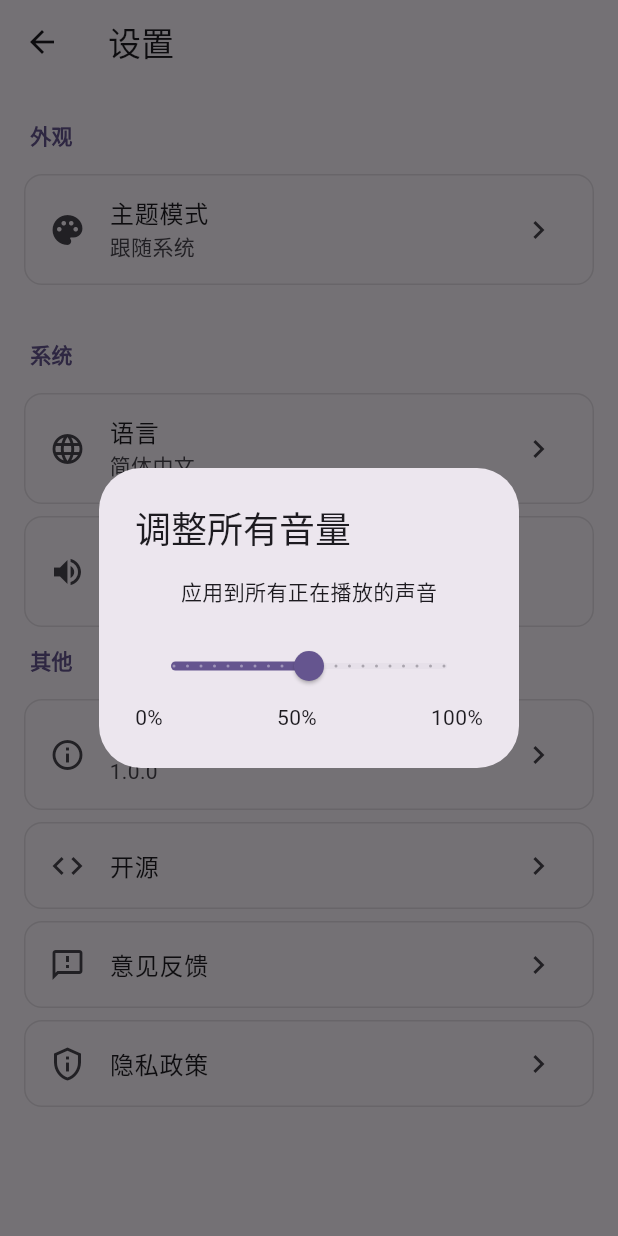
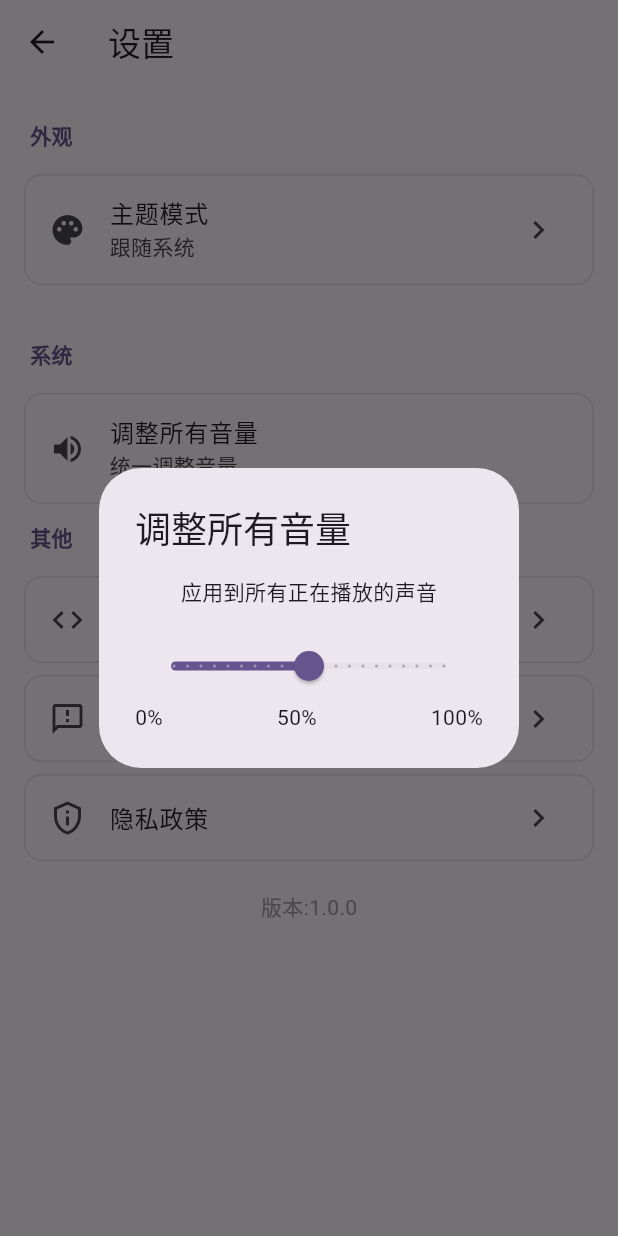
Before and after one commit to qinshah/xmsleepx, a Flutter app: the SettingsPageView screen opened directly, after a tap on "调整所有音量", on a phone screen of 412 x 824 dp. Run offline on Flutter 3.47's test engine with Material 3 defaults, Android fonts, the light colour scheme and no system bars; our stand-ins replace audioplayers, hive_ce, package_info_plus, shared_preferences; accounts and stored records are empty.

Commit message:
feat(settings): add version display and update UI
Add package_info_plus dependency to retrieve app version info.
Update settings page to display version at the bottom, remove language selection tile,
change '开源' to 'Source Code' and '意见反馈' to '反馈', and simplify volume subtitle.
Update app title from 'niceleep' to 'NCLEEP' in home page.
Update privacy policy URL agreement ID.

```diff
--- a/lib/app/app_view.dart
+++ b/lib/app/app_view.dart
@@ -30,7 +30,7 @@ class _AppViewState extends State<AppView> {
       child: Consumer<ThemeCntlr>(
         builder: (context, themeCntlr, child) {
           return MaterialApp(
-            title: 'niceleep',
+            title: 'ncleep',
             theme: themeCntlr.lightTheme,
             darkTheme: themeCntlr.darkTheme,
             themeMode: themeCntlr.themeMode,
--- a/lib/app/constant.dart
+++ b/lib/app/constant.dart
@@ -3,7 +3,7 @@ abstract class Constant {
 
   static const issues = '$github/issues';
 
-  static const privacy = 'https://agreement-drcn.hispace.dbankcloud.cn/index.html?lang=zh&agreementId=1872450056385254720';
+  static const privacy = 'https://agreement-drcn.hispace.dbankcloud.cn/index.html?lang=zh&agreementId=1873868493217125696';
 
   // static const userAgreement = 'https://agreement-drcn.hispace.dbankcloud.cn/index.html?lang=zh&agreementId=1872450056385254720';
 }
--- a/lib/home/home_page.dart
+++ b/lib/home/home_page.dart
@@ -57,7 +57,7 @@ class _HomePageState extends State<HomePage> {
     return Scaffold(
       appBar: AppBar(
         title: Text(
-          'niceleep',
+          'NCLEEP',
           style: Theme.of(context).textTheme.headlineLarge?.copyWith(
             fontWeight: FontWeight.bold,
             color: Theme.of(context).colorScheme.primary,
--- a/lib/settings/settings_page_view.dart
+++ b/lib/settings/settings_page_view.dart
@@ -24,15 +24,10 @@ class _SettingsPageViewState extends State<SettingsPageView> {
   }
 
   Future<void> _loadSettings() async {
-    try {
-      final packageInfo = await PackageInfo.fromPlatform();
-      print('version ${packageInfo.version}');
-      setState(() {
-        _version = packageInfo.version;
-      });
-    } catch (e) {
-      print('Error loading version: $e');
-    }
+    final packageInfo = await PackageInfo.fromPlatform();
+    setState(() {
+      _version = packageInfo.version;
+    });
   }
 
   @override
@@ -52,33 +47,27 @@ class _SettingsPageViewState extends State<SettingsPageView> {
           const SizedBox(height: 24),
 
           _buildSectionHeader('系统'),
-          _buildListTile(
-            icon: Icons.language,
-            title: '语言',
-            subtitle: '简体中文',
-            onTap: () => _showLanguageSelectionDialog(context),
-          ),
+          // _buildListTile(
+          //   icon: Icons.language,
+          //   title: '语言',
+          //   subtitle: '简体中文',
+          //   onTap: () => _showLanguageSelectionDialog(context),
+          // ),
           _buildVolumeTile(context),
 
           _buildSectionHeader('其他'),
-          _buildListTile(
-            icon: Icons.info_outline,
-            title: '版本',
-            subtitle: _version,
-            onTap: () {},
-          ),
           // _buildListTile(
           //   icon: Icons.description,
           //   title: '用户协议',
           //   onTap: () => _launchUrl('https://example.com/terms'),
           // ),
           _buildListTile(
-            title: '开源',
+            title: 'Source Code',
             icon: Icons.code,
             onTap: () => _launchUrl(Constant.github),
           ),
           _buildListTile(
-            title: '意见反馈',
+            title: '反馈',
             icon: Icons.feedback_outlined,
             onTap: () => _launchUrl(Constant.issues),
           ),
@@ -86,6 +75,10 @@ class _SettingsPageViewState extends State<SettingsPageView> {
             icon: Icons.privacy_tip_outlined,
             title: '隐私政策',
             onTap: () => _launchUrl(Constant.privacy),
+          ),
+          SizedBox(height: 16),
+          Center(
+            child: Text('版本:$_version', style: TextStyle(color: Colors.grey)),
           ),
         ],
       ),
@@ -266,7 +259,7 @@ class _SettingsPageViewState extends State<SettingsPageView> {
           ),
         ),
         subtitle: Text(
-          '统一调整所有正在播放声音的音量',
+          '统一调整音量',
           style: TextStyle(
             color: Theme.of(context).colorScheme.onSurfaceVariant,
           ),
--- a/pubspec.yaml
+++ b/pubspec.yaml
@@ -44,6 +44,7 @@ dependencies:
       ref: br_v6.5.0_ohos
   provider: ^6.1.5+1
   icons_launcher: ^3.0.3
+  package_info_plus: # app信息.鸿蒙适配
 
 dependency_overrides:
   package_info_plus: # app信息.鸿蒙适配
```
Also changed, not shown: pubspec.lock, 1 other file.
